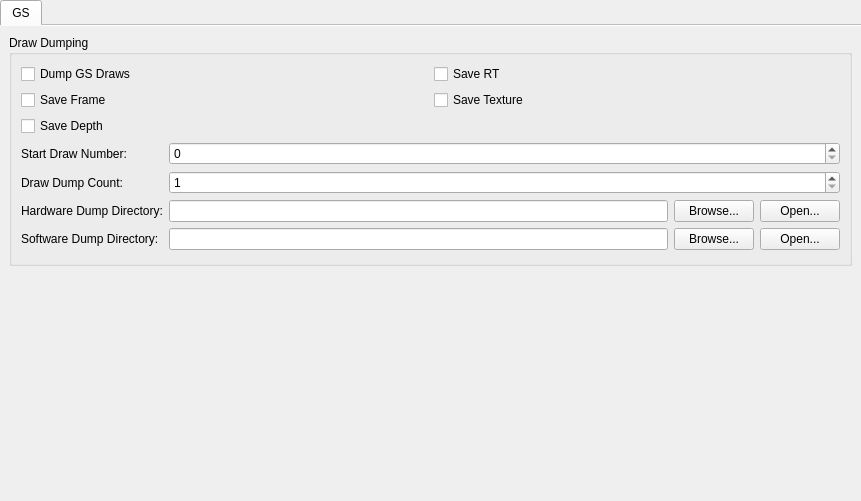
This is pcsx2-qt/Settings/DebugSettingsWidget.ui in PCSX2/pcsx2 as Qt 5 draws it before an edit. The edited form follows.
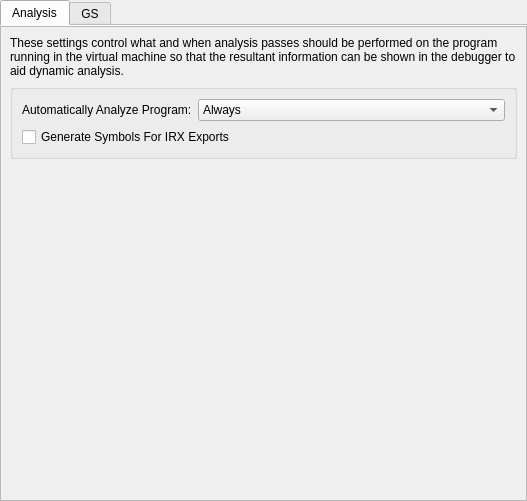
This is the edited form.

Commit message: Debugger: Add settings to control the symbol analysis passes

The edit to the form file:
```diff
--- a/pcsx2-qt/Settings/DebugSettingsWidget.ui
+++ b/pcsx2-qt/Settings/DebugSettingsWidget.ui
@@ -6,7 +6,7 @@
    <rect>
     <x>0</x>
     <y>0</y>
-    <width>861</width>
+    <width>527</width>
     <height>501</height>
    </rect>
   </property>
@@ -31,6 +31,122 @@
      <property name="documentMode">
       <bool>true</bool>
      </property>
+     <widget class="QWidget" name="analysisTabWidget">
+      <attribute name="title">
+       <string>Analysis</string>
+      </attribute>
+      <layout class="QVBoxLayout" name="verticalLayout_3">
+       <property name="leftMargin">
+        <number>0</number>
+       </property>
+       <property name="topMargin">
+        <number>0</number>
+       </property>
+       <property name="rightMargin">
+        <number>0</number>
+       </property>
+       <property name="bottomMargin">
+        <number>0</number>
+       </property>
+       <item>
+        <widget class="QScrollArea" name="analysisScrollArea">
+         <property name="widgetResizable">
+          <bool>true</bool>
+         </property>
+         <widget class="QWidget" name="analysisScrollAreaContents">
+          <property name="geometry">
+           <rect>
+            <x>0</x>
+            <y>0</y>
+            <width>523</width>
+            <height>464</height>
+           </rect>
+          </property>
+          <layout class="QVBoxLayout" name="verticalLayout_4">
+           <item>
+            <widget class="QLabel" name="analysisLabel">
+             <property name="sizePolicy">
+              <sizepolicy hsizetype="Preferred" vsizetype="Fixed">
+               <horstretch>0</horstretch>
+               <verstretch>0</verstretch>
+              </sizepolicy>
+             </property>
+             <property name="text">
+              <string>These settings control what and when analysis passes should be performed on the program running in the virtual machine so that the resultant information can be shown in the debugger to aid dynamic analysis.</string>
+             </property>
+             <property name="wordWrap">
+              <bool>true</bool>
+             </property>
+            </widget>
+           </item>
+           <item>
+            <widget class="QGroupBox" name="analysisGroupBox">
+             <property name="sizePolicy">
+              <sizepolicy hsizetype="Preferred" vsizetype="Fixed">
+               <horstretch>0</horstretch>
+               <verstretch>0</verstretch>
+              </sizepolicy>
+             </property>
+             <property name="title">
+              <string/>
+             </property>
+             <layout class="QVBoxLayout" name="verticalLayout_5">
+              <item>
+               <layout class="QFormLayout" name="analysisForm">
+                <item row="0" column="0">
+                 <widget class="QLabel" name="analysisConditionLabel">
+                  <property name="text">
+                   <string>Automatically Analyze Program:</string>
+                  </property>
+                 </widget>
+                </item>
+                <item row="0" column="1">
+                 <widget class="QComboBox" name="analysisCondition">
+                  <item>
+                   <property name="text">
+                    <string>Always</string>
+                   </property>
+                  </item>
+                  <item>
+                   <property name="text">
+                    <string>If Debugger Is Open</string>
+                   </property>
+                  </item>
+                  <item>
+                   <property name="text">
+                    <string>Never</string>
+                   </property>
+                  </item>
+                 </widget>
+                </item>
+               </layout>
+              </item>
+              <item>
+               <widget class="QCheckBox" name="generateSymbolsForIRXExportTables">
+                <property name="text">
+                 <string>Generate Symbols For IRX Exports</string>
+                </property>
+               </widget>
+              </item>
+             </layout>
+            </widget>
+           </item>
+           <item>
+            <widget class="QWidget" name="analysisSettings" native="true">
+             <property name="sizePolicy">
+              <sizepolicy hsizetype="Preferred" vsizetype="Expanding">
+               <horstretch>0</horstretch>
+               <verstretch>0</verstretch>
+              </sizepolicy>
+             </property>
+            </widget>
+           </item>
+          </layout>
+         </widget>
+        </widget>
+       </item>
+      </layout>
+     </widget>
      <widget class="QWidget" name="gsTabWidget">
       <attribute name="title">
        <string>GS</string>
@@ -175,19 +291,6 @@
      </widget>
     </widget>
    </item>
-   <item>
-    <spacer name="verticalSpacer">
-     <property name="orientation">
-      <enum>Qt::Vertical</enum>
-     </property>
-     <property name="sizeHint" stdset="0">
-      <size>
-       <width>40</width>
-       <height>60</height>
-      </size>
-     </property>
-    </spacer>
-   </item>
   </layout>
  </widget>
  <resources/>
```
Left out of the diff: 4 changed lines with no effect on the pictures. The commit also changes 26 other files.
